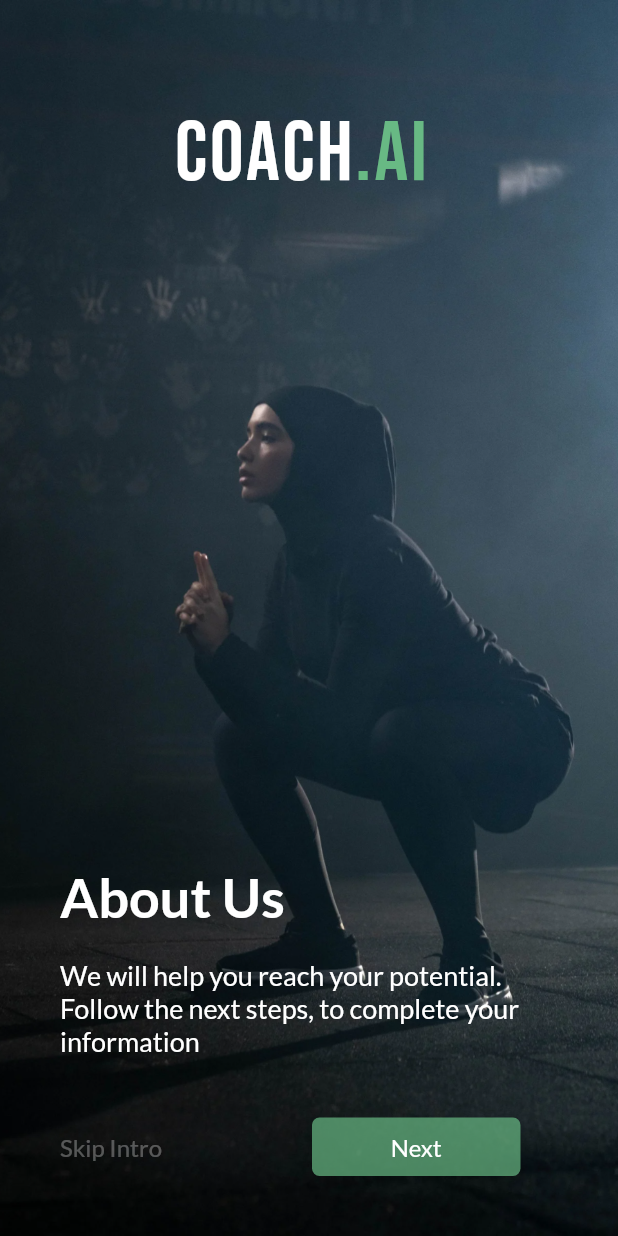
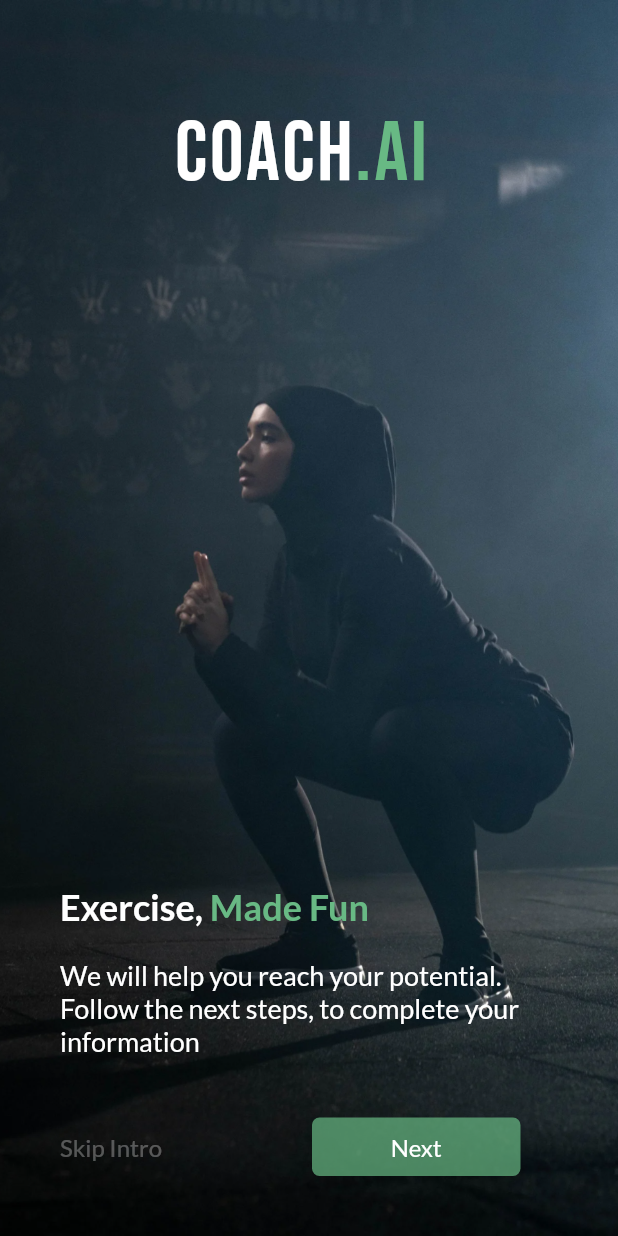
Before and after one commit to MohEsmail143/coach-ai, a Flutter app: the screen it shows after launch, on a phone screen of 412 x 824 dp. Run offline on Flutter 3.47's test engine with Material 2 defaults, Android fonts, the phone set to English and light mode, and no system bars; our stand-ins replace camera, carousel_slider, cloud_firestore, curved_navigation_bar, firebase_auth, firebase_core and 6 more; missing offline and left inert: tflite_flutter, tflite_flutter_helper; accounts and stored records are empty.

Commit message:
Minor changes to welcome screen. Added exit prompt to camera screen

```diff
--- a/lib/screens/welcome_screen.dart
+++ b/lib/screens/welcome_screen.dart
@@ -61,14 +61,35 @@ class WelcomeScreen extends StatelessWidget {
               child: Column(
                 crossAxisAlignment: CrossAxisAlignment.start,
                 children: [
+                  Row(
+                    children: [
+                      Text(
+                        "Exercise, ",
+                        style: GoogleFonts.lato(
+                          fontSize: 24,
+                          color: Colors.white,
+                          fontWeight: FontWeight.bold,
+                        ),
+                      ),
+                      Text(
+                        "Made Fun",
+                        style: GoogleFonts.lato(
+                          fontSize: 24,
+                          color: const Color(0xFF68B984),
+                          fontWeight: FontWeight.bold,
+                        ),
+                      ),
+                    ],
+                  ),
+                  /*
                   Text(
-                    "About Us",
+                    "Exercise, Made Fun",
                     style: GoogleFonts.lato(
-                      fontSize: 36,
+                      fontSize: 24,
                       fontWeight: FontWeight.bold,
                       color: Colors.white,
                     ),
-                  ),
+                  ),*/
                   const SizedBox(
                     height: 20,
                   ),
```
Also changed, not shown: lib/screens/camera_screen.dart (+53 -5 lines).
